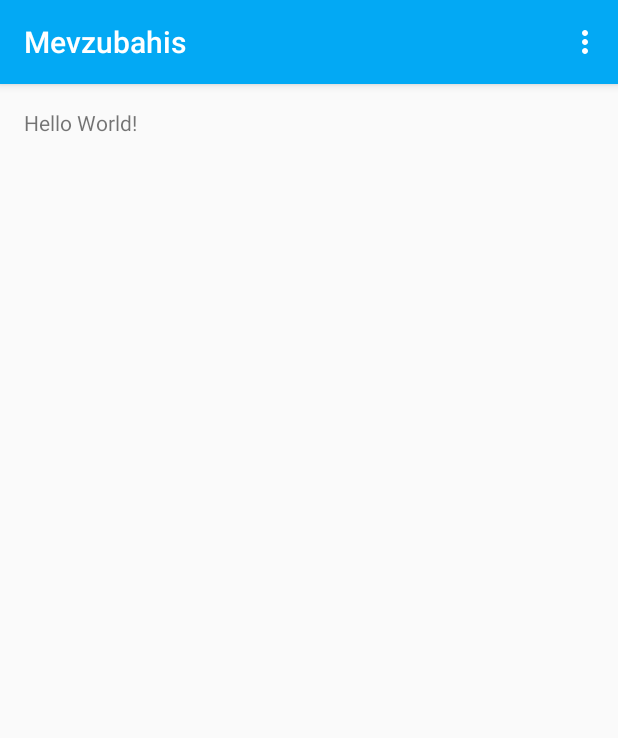
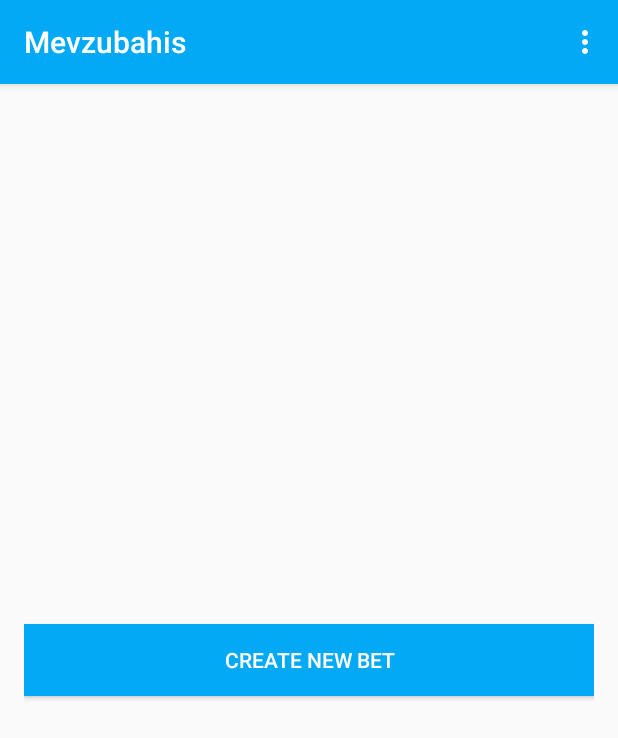
Before and after one commit to OzanPINAR/MevzuBahis, an Android app: the screen it shows after launch (MainActivity), on a phone screen of 412 x 824 dp. Shown: the top 738 px of the screen. Run offline under Robolectric (Android 15) with nearby library versions, the phone set to English and light mode, and no system bars; our stand-ins replace ButterKnife; libraries missing offline, so code that uses them is left out: com.github.paolorotolo.appintro.

Commit message:
create new bet

```diff
--- a/app/src/main/java/ege/mevzubahis/MainActivity.java
+++ b/app/src/main/java/ege/mevzubahis/MainActivity.java
@@ -3,56 +3,59 @@ package ege.mevzubahis;
 import android.content.Context;
 import android.content.Intent;
 import android.content.SharedPreferences;
+import android.os.Bundle;
 import android.support.v7.app.AppCompatActivity;
-import android.os.Bundle;
 import android.view.Menu;
 import android.view.MenuInflater;
 import android.view.MenuItem;
+import android.widget.Button;
+import android.widget.RelativeLayout;
+import butterknife.BindView;
+import butterknife.ButterKnife;
+import butterknife.OnClick;
 import ege.mevzubahis.Activities.AboutActivity;
 import ege.mevzubahis.Activities.DefaultIntro;
 import ege.mevzubahis.Managers.Config;
 
 public class MainActivity extends AppCompatActivity {
 
+  @BindView(R.id.createBetButton) Button createBetButton;
+  @BindView(R.id.activity_main) RelativeLayout activityMain;
+
   @Override protected void onCreate(Bundle savedInstanceState) {
     super.onCreate(savedInstanceState);
     setContentView(R.layout.activity_main);
+    ButterKnife.bind(this);
 
+    Thread t = new Thread(new Runnable() {
+      @Override public void run() {
 
-    Thread t=new Thread(new Runnable() {
-      @Override
-      public void run() {
+        SharedPreferences sharedPreferences =
+            getSharedPreferences(Config.FLAG, Context.MODE_PRIVATE);
 
-        SharedPreferences  sharedPreferences = getSharedPreferences(Config.FLAG, Context.MODE_PRIVATE);
+        if (sharedPreferences.getBoolean(Config.FLAG, true)) {
 
-        if(sharedPreferences.getBoolean(Config.FLAG,true)){
+          startActivity(new Intent(MainActivity.this, DefaultIntro.class));
 
+          SharedPreferences.Editor e = sharedPreferences.edit();
 
-          startActivity(new Intent(MainActivity.this,DefaultIntro.class));
-
-          SharedPreferences.Editor e=sharedPreferences.edit();
-
-          e.putBoolean(Config.FLAG,false);
+          e.putBoolean(Config.FLAG, false);
 
           e.apply();
         }
       }
     });
     t.start();
-
-
   }
 
-  @Override
-  public boolean onCreateOptionsMenu(Menu menu) {
+  @Override public boolean onCreateOptionsMenu(Menu menu) {
     MenuInflater inflater = getMenuInflater();
     inflater.inflate(R.menu.menu, menu);
 
     return super.onCreateOptionsMenu(menu);
   }
 
-  @Override
-  public boolean onOptionsItemSelected(MenuItem item) {
+  @Override public boolean onOptionsItemSelected(MenuItem item) {
     // Take appropriate action for each action item click
     switch (item.getItemId()) {
 
@@ -65,4 +68,8 @@ public class MainActivity extends AppCompatActivity {
         return super.onOptionsItemSelected(item);
     }
   }
+
+  @OnClick(R.id.createBetButton) public void onClick() {
+    //TODO: create bets activity starts
+  }
 }
--- a/app/src/main/res/layout/activity_main.xml
+++ b/app/src/main/res/layout/activity_main.xml
@@ -12,9 +12,15 @@
     tools:context="ege.mevzubahis.MainActivity"
     >
 
-  <TextView
-      android:layout_width="wrap_content"
+  <Button
+      android:layout_width="match_parent"
       android:layout_height="wrap_content"
-      android:text="Hello World!"
+      android:id="@+id/createBetButton"
+      android:text="@string/create_new_bet"
+      android:textColor="@android:color/white"
+      android:background="@color/colorPrimary"
+      android:layout_centerVertical="true"
+      android:layout_alignParentLeft="true"
+      android:layout_alignParentStart="true"
       />
 </RelativeLayout>
--- a/app/src/main/res/values/strings.xml
+++ b/app/src/main/res/values/strings.xml
@@ -3,4 +3,5 @@
   <string name="about">About</string>
   <string name="settings">Settings</string>
   <string name="skip">Skip</string>
+  <string name="create_new_bet">Create New Bet</string>
 </resources>
```
